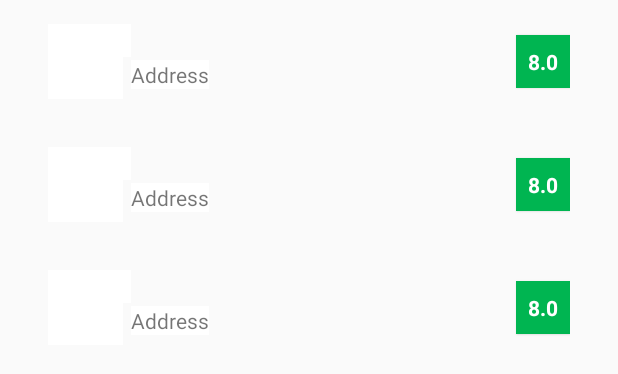
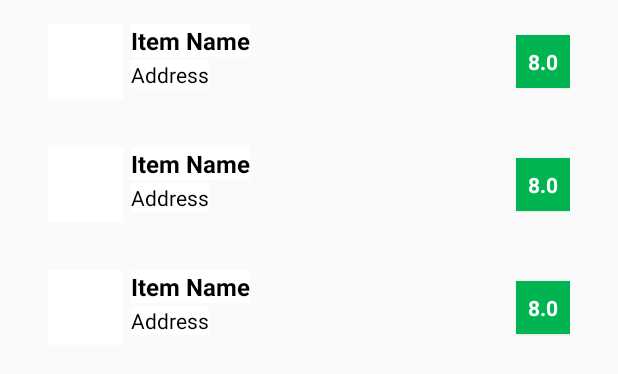
Before and after one commit to Peretz-Boes/WorldTravellersGuide, an Android app: the layout venue_item_list.xml on its own in the app's theme, with its tools: preview values and no code run, on a phone screen of 412 x 824 dp. Shown: the top 374 px of the screen. Run offline under Robolectric (Android 15) with nearby library versions, the phone set to English and light mode, and no system bars.

Commit message:
make changes

```diff
--- a/app/src/main/res/layout/venue_item_list_content.xml
+++ b/app/src/main/res/layout/venue_item_list_content.xml
@@ -3,18 +3,23 @@
                 android:id="@+id/venue_list_item"
                 android:layout_width="match_parent"
                 android:layout_height="wrap_content"
+    >
+
+    <RelativeLayout
+        android:layout_width="match_parent"
+        android:layout_height="wrap_content"
         android:background="?android:attr/selectableItemBackground"
-                android:orientation="horizontal"
-                android:padding="16dp">
+        android:padding="16dp"
+        >
 
         <ImageView
             android:id="@+id/itemIconView"
             android:layout_width="50dp"
             android:layout_height="50dp"
+            android:background="@android:color/white"
+            android:contentDescription="@string/item_icon_view_content_description"
             android:padding="2dp"
-        android:background="@android:color/white"
-        android:scaleType="centerCrop"
-        android:contentDescription="@string/item_icon_view_content_description"/>
+            android:scaleType="centerCrop"/>
 
         <TextView
             android:id="@+id/itemNameView"
@@ -22,17 +27,14 @@
             android:layout_height="wrap_content"
             android:layout_marginLeft="5dp"
             android:layout_toRightOf="@+id/itemIconView"
-        android:layout_toEndOf="@+id/itemIconView"
-        android:layout_marginStart="5dp"
-        android:layout_alignRight="@+id/itemIconView"
-        android:layout_alignEnd="@+id/itemIconView"
             android:background="@android:color/white"
+            android:contentDescription="@string/item_name_view_content_description"
             android:ellipsize="end"
             android:maxLines="1"
-        android:text="@string/item_name_view_text"
+            android:text="Item Name"
+            android:textColor="@android:color/black"
             android:textSize="16sp"
-        android:textStyle="bold"
-        android:contentDescription="@string/item_name_view_content_description"/>
+            android:textStyle="bold"/>
 
         <TextView
             android:id="@+id/itemAddressView"
@@ -43,26 +45,27 @@
             android:layout_below="@+id/itemNameView"
             android:layout_marginTop="2dp"
             android:background="@android:color/white"
+            android:contentDescription="@string/item_address_view_content_description"
+            android:textColor="@android:color/black"
             android:ellipsize="end"
             android:maxLines="1"
-        android:text="@string/item_address_view_text"
-        android:contentDescription="@string/item_address_view_content_description"/>
+            android:text="@string/item_address_view_text"/>
 
         <TextView
             android:id="@+id/itemRatingView"
             android:layout_width="wrap_content"
             android:layout_height="wrap_content"
+            android:layout_alignParentEnd="true"
             android:layout_alignParentRight="true"
-        android:layout_alignParentEnd="true"
             android:layout_centerVertical="true"
             android:background="#00B551"
+            android:contentDescription="@string/item_rating_view_content_description"
             android:elevation="1dp"
             android:padding="8dp"
             android:text="@string/item_rating_view_text"
             android:textColor="@android:color/white"
             android:textSize="14sp"
-        android:textStyle="bold"
-        android:contentDescription="@string/item_rating_view_content_description"/>
-
+            android:textStyle="bold"/>
+    </RelativeLayout>
 
 </RelativeLayout>
--- a/app/src/main/res/xml/venues_near_location_info.xml
+++ b/app/src/main/res/xml/venues_near_location_info.xml
@@ -1,12 +1,10 @@
 <?xml version="1.0" encoding="utf-8"?>
 <appwidget-provider xmlns:android="http://schemas.android.com/apk/res/android"
-                    android:initialKeyguardLayout="@layout/venue_collection_widget"
                     android:initialLayout="@layout/venue_collection_widget"
                     android:minHeight="@dimen/widget_height"
                     android:minWidth="@dimen/widget_width"
-                    android:previewImage="@drawable/appwidget_preview"
+                    android:previewImage="@mipmap/ic_launcher"
                     android:resizeMode="horizontal|vertical"
-                    android:updatePeriodMillis="86400000"
-                    android:widgetCategory="home_screen">
+                    android:updatePeriodMillis="0">
 
 </appwidget-provider>
```
Also changed, not shown: app/src/main/AndroidManifest.xml (+17 -12 lines), app/src/main/java/com/example/android/worldtravellersguide/VenueItemListActivity.java (+78 -83 lines), app/src/main/java/com/example/android/worldtravellersguide/database/DatabaseUtils.java (+11 -18 lines), app/src/main/java/com/example/android/worldtravellersguide/database/VenueContract.java (+6 -3 lines), app/src/main/java/com/example/android/worldtravellersguide/database/VenueDatabaseHelper.java (+11 -9 lines), app/src/main/java/com/example/android/worldtravellersguide/database/VenueProvider.java (+48 -48 lines), app/src/main/java/com/example/android/worldtravellersguide/tasks/InsertWidgetDataAsyncTask.java (+6 -7 lines), app/src/main/java/com/example/android/worldtravellersguide/widget/VenueWidgetDataProvider.java (+26 -22 lines), app/src/main/java/com/example/android/worldtravellersguide/widget/VenueWidgetIntentService.java (+3 -4 lines), app/src/main/java/com/example/android/worldtravellersguide/widget/VenueWidgetProvider.java (+16 -23 lines), app/src/main/res/layout/venue_collection_widget.xml (+17 -14 lines), app/src/main/res/values/strings.xml (+4 -3 lines). Lines whose indentation alone changed are shown as unchanged.
